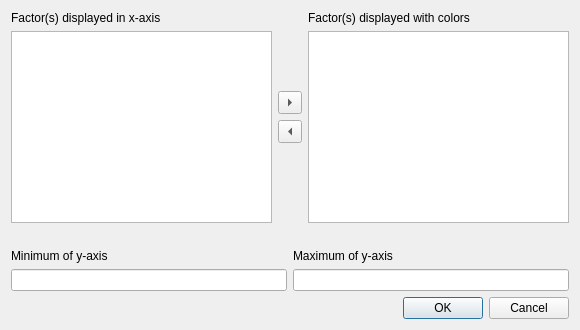
Qt form cogstat/ui/display_options_repeated.ui (cogstat/cogstat) before a commit.
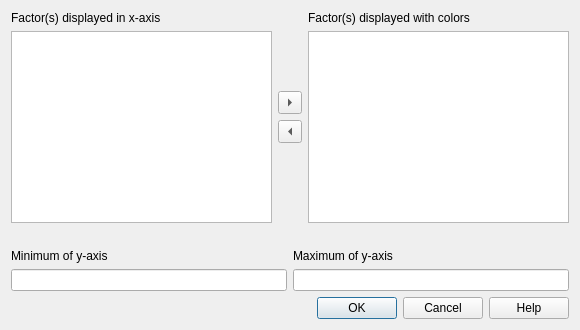
The same form after that commit.

Commit message: Add Help buttons to dialogs

Patch:
```diff
--- a/cogstat/ui/display_options_repeated.ui
+++ b/cogstat/ui/display_options_repeated.ui
@@ -18,11 +18,17 @@
     <layout class="QHBoxLayout" name="horizontalLayout">
      <item>
       <widget class="QDialogButtonBox" name="buttonBox">
+       <property name="sizePolicy">
+        <sizepolicy hsizetype="Expanding" vsizetype="Fixed">
+         <horstretch>0</horstretch>
+         <verstretch>0</verstretch>
+        </sizepolicy>
+       </property>
        <property name="orientation">
         <enum>Qt::Horizontal</enum>
        </property>
        <property name="standardButtons">
-        <set>QDialogButtonBox::Cancel|QDialogButtonBox::Ok</set>
+        <set>QDialogButtonBox::Cancel|QDialogButtonBox::Help|QDialogButtonBox::Ok</set>
        </property>
        <property name="centerButtons">
         <bool>false</bool>
```
The commit also changes 40 other files.
